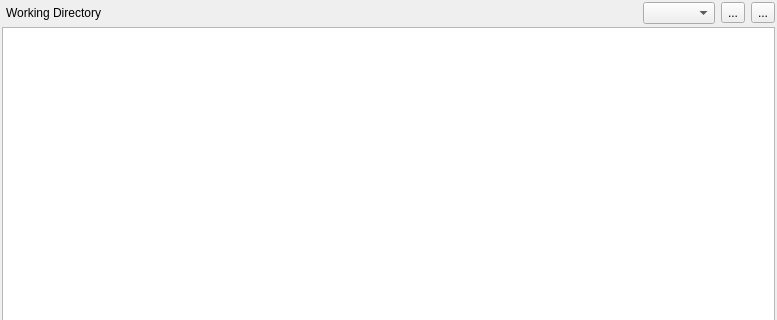
This is RixsTool/ui/filesystembrowser.ui in kif/RixsTool as Qt 5 draws it before an edit; both pictures show x 0 to 777 and y 0 to 320 of the 777 by 521 pixel window. The edited form follows.
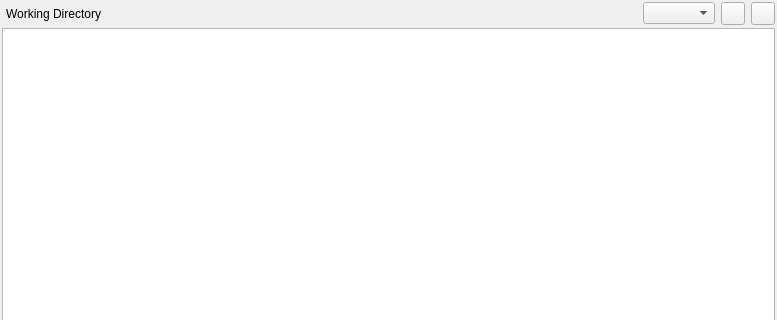
This is the edited form. Custom widgets are drawn as their Qt base class.

Commit message: File paths can be added to file system browser

The edit to the form file:
```diff
--- a/RixsTool/ui/filesystembrowser.ui
+++ b/RixsTool/ui/filesystembrowser.ui
@@ -80,14 +80,26 @@
        <item>
         <widget class="QToolButton" name="setDirButton">
          <property name="text">
-          <string>...</string>
+          <string/>
+         </property>
+         <property name="iconSize">
+          <size>
+           <width>16</width>
+           <height>16</height>
+          </size>
+         </property>
+         <property name="shortcut">
+          <string>Ctrl+D</string>
          </property>
         </widget>
        </item>
        <item>
         <widget class="QToolButton" name="closeDirButton">
          <property name="text">
-          <string>...</string>
+          <string/>
+         </property>
+         <property name="shortcut">
+          <string>Ctrl+X</string>
          </property>
         </widget>
        </item>
```
Left out of the diff: 2 changed lines with no effect on the pictures. The commit also changes 2 other files.
